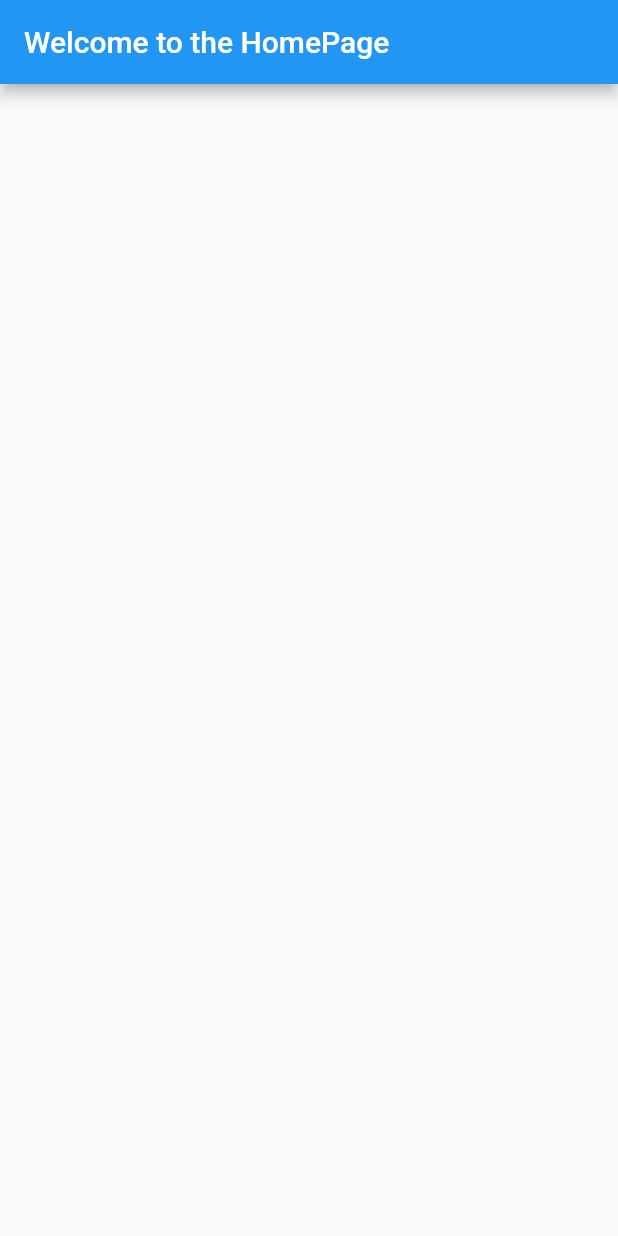
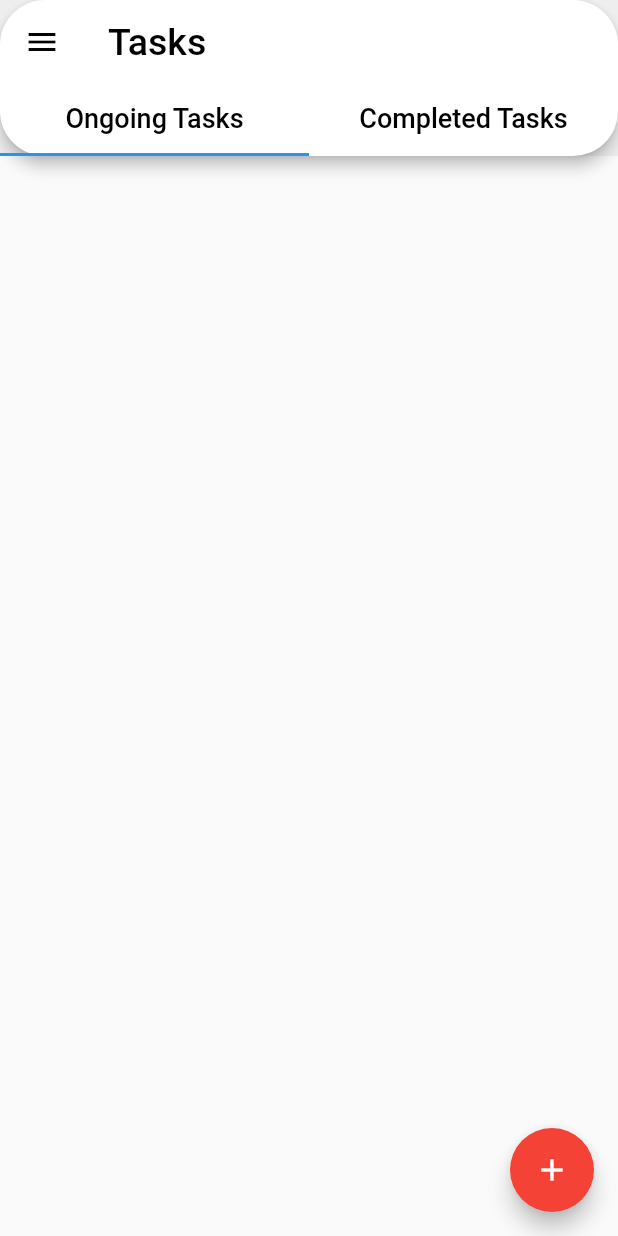
Before and after one commit to joshthedevelopa/ToDo, a Flutter app: the screen it shows after launch, after a tap on "Login", on a phone screen of 412 x 824 dp. Run offline on Flutter 3.47's test engine with Material 2 defaults, Android fonts, the phone set to English and light mode, and no system bars.

Commit message:
commit on 'master'

```diff
--- a/lib/home.dart
+++ b/lib/home.dart
@@ -1,17 +1,58 @@
 import "package:flutter/material.dart";
+import './login.dart';
+import './list.dart';
 
 class Home extends StatelessWidget {
   @override
   Widget build(BuildContext context) {
-    return MaterialApp(
-      title: 'ToDo App',
-      home:  Scaffold(
+    return DefaultTabController(
+      initialIndex: 0,
+      length: 2,
+      child: Scaffold(
+        drawer: Drawer(
+          child:
+          ListView(
+            padding: EdgeInsets.zero,
+            children: <Widget>[
+              DrawerHeader(
+                child: Text("Main Menu", style: TextStyle(fontSize: 30)),
+                decoration: BoxDecoration(
+                  color: Colors.blue,
+                  borderRadius: BorderRadius.all(Radius.circular(5)),
+                ),
+                ),
+              ListTile(
+              title: Text('Sign out'),
+              onTap:(){
+                Navigator.of(context).push(MaterialPageRoute(builder: (context) => Login()));
+                }
+              ),
+          ],
+          ),
+        ),
+        backgroundColor: Colors.grey[200],
         appBar: AppBar(
-          title: Text("Welcome to the HomePage") ) ,
+          iconTheme: IconThemeData(color: Colors.black),
+          shape: RoundedRectangleBorder(borderRadius: BorderRadius.all(Radius.circular(30))),
+          title: Text("Tasks", style: TextStyle(fontSize: 25.0, color: Colors.black)
+            ),
+          backgroundColor: Colors.white,
+
+          bottom: TabBar(
+            tabs: [
+                Tab(
+                  child: Text('Ongoing Tasks', style: TextStyle(fontSize: 18.0, color: Colors.black))),
+                Tab(child: Text('Completed Tasks', style: TextStyle(fontSize: 18.0, color: Colors.black)))
+            ],
+          ),
+           ) ,
+        body: TabBarView(
+          children: [
+          Lists() ,
+          Center(child: Text("Yo")),
+          ],
+          ),
       ),
-      theme: ThemeData(
-        primarySwatch: Colors.blue,
-      ),
-    );
+      );
   }
 }
--- /dev/null
+++ b/lib/list.dart
@@ -0,0 +1,36 @@
+
+
+import "package:flutter/material.dart";
+
+
+class Lists extends StatefulWidget {
+  @override
+  _ListsState createState() => _ListsState();
+}
+
+class _ListsState extends State<Lists> {
+  List<String> _items =[];
+  @override
+  Widget build(BuildContext context) {
+    return Scaffold(
+      floatingActionButton: FloatingActionButton(
+        child: Icon(Icons.add),
+        backgroundColor: Colors.red,
+        onPressed: (){setState((){
+          return null;
+  }
+  );
+  },
+  ),
+      body: ListView(
+          children: _items.map(
+            (element) => Card(
+              child: ListTile(
+              trailing: Icon(Icons.more_vert),
+              title: Text(element, style: TextStyle(fontSize:20)),
+          )
+          )).toList(),
+      ),
+    );
+  }
+}
--- a/pubspec.yaml
+++ b/pubspec.yaml
@@ -25,7 +25,7 @@ dependencies:
     sdk: flutter
   firebase_database: ^3.1.6
   firebase_auth: ^0.16.1
-
+  google_fonts: ^0.1.0
 
   # The following adds the Cupertino Icons font to your application.
   # Use with the CupertinoIcons class for iOS style icons.
```
Also changed, not shown: lib/speech.dart (added), pubspec.lock.
